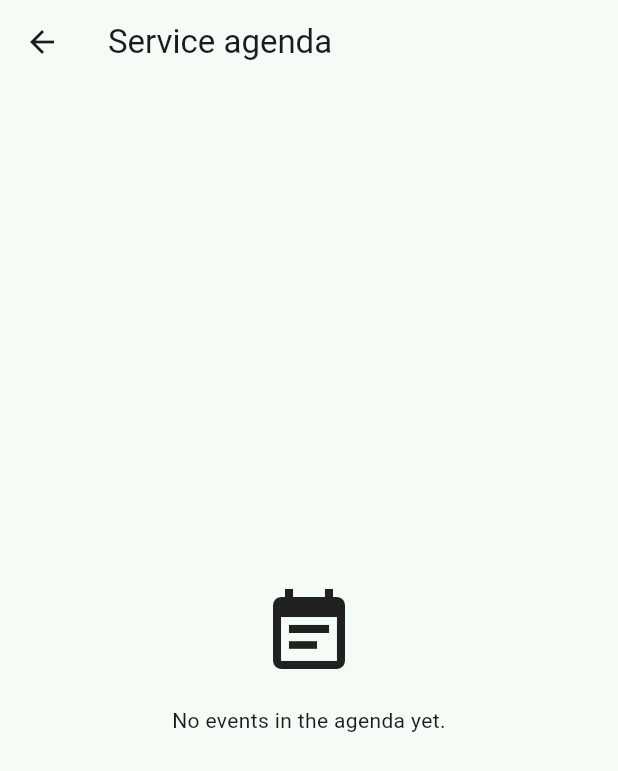
After one commit to jefersonlop3s/kentron-music, a Flutter app: the screen it shows after launch, after a tap on "Service agenda", on a phone screen of 412 x 824 dp. The commit adds this screen. Shown: the top 771 px of the screen. Run offline on Flutter 3.47's test engine with Material 3 defaults, Android fonts, the phone set to English and light mode, and no system bars; our stand-ins replace material_ui; missing offline and left inert: dart:ffi, flutter_rust_bridge; generated files the repository leaves out were written again; statements that could not run were skipped.

Commit message:
feat(app): tela de agenda -- lista os eventos e abre o setlist no palco
O que: AgendaPage lista os eventos do nucleo (data, tipo, numero de musicas) com os quatro estados -- carregando, erro do nucleo visivel, vazio e lista -- e abre o setlist no Modo Palco pelos ids que o nucleo informou, na ordem da agenda. Alcaancavel pela acao 'Agenda do culto' na AppBar da LibraryPage e por um botao na HomeScreen. O diretorio base vira 'bibliotecaDir()' publico em library_page.dart, reusado pela agenda em vez de repetir a regra do caminho.

Por que: o modelo de agenda estava pronto e provado no nucleo e invisivel no app; o PENDING pede a interface para montar a agenda do culto. Este incremento entrega o caminho de LEITURA -- 'repetir a agenda anterior com versoes novas' fica para o proximo.

Fail-loud: erro do nucleo aparece na tela com a mensagem, nunca vira lista vazia; lista vazia significa, e so significa, biblioteca sem agenda. Evento sem musica nao abre leitor nenhum.

Provas: 8 testes de widget novos em test/agenda_page_test.dart (carregando, vazio, erro, lista com data/tipo/contagem, navegacao pelo id, diretorio padrao do app, evento sem musica, erro em pt) -- 66 testes verdes na suite do app.

```diff
--- a/apps/kentron_app/lib/main.dart
+++ b/apps/kentron_app/lib/main.dart
@@ -4,6 +4,7 @@ import 'package:core_l10n/core_l10n.dart';
 import 'package:flutter/foundation.dart';
 import 'package:kentron_app/src/rust/bridge.dart';
 import 'package:kentron_app/src/rust/frb_generated.dart';
+import 'package:kentron_app/src/stage/agenda_page.dart';
 import 'package:kentron_app/src/stage/library_page.dart';
 import 'package:kentron_app/src/stage/projection_bootstrap.dart';
 import 'package:kentron_app/src/stage/projection_link.dart';
@@ -186,6 +187,15 @@ class _HomeScreenState extends State<HomeScreen> {
               ),
               child: const Text('Biblioteca'),
             ),
+            const SizedBox(height: 12),
+            OutlinedButton(
+              onPressed: () => Navigator.of(context).push(
+                MaterialPageRoute<void>(
+                  builder: (_) => const AgendaPage(),
+                ),
+              ),
+              child: Text(CoreL10n.of(context).agendaTitle),
+            ),
           ],
         ),
       ),
--- /dev/null
+++ b/apps/kentron_app/lib/src/stage/agenda_page.dart
@@ -0,0 +1,220 @@
+import 'package:core_l10n/core_l10n.dart';
+import 'package:kentron_app/src/rust/bridge.dart';
+import 'package:kentron_app/src/stage/library_page.dart';
+import 'package:kentron_app/src/stage/song_reader_page.dart';
+import 'package:material_ui/material_ui.dart';
+
+/// Lê a agenda pelo núcleo. Função de topo porque a tela a recebe por injeção:
+/// dublê nos testes herméticos, ponte no app real (mesmo padrão do leitor).
+Future<List<EventoAgenda>> lerAgendaDoNucleo(String baseDir) =>
+    listarAgenda(baseDir: baseDir);
+
+/// Abre um setlist no Modo Palco: o leitor carrega cada obra **pelo id** e o
+/// diretório base diz de onde; a ordem é a da agenda.
+Widget abrirSetlistNoPalco(List<String> ids, String diretorio) =>
+    SongReaderPage(
+      input: '',
+      idsBiblioteca: ids,
+      diretorioBase: diretorio,
+    );
+
+/// A agenda local: um evento por linha, com data, tipo e o setlist dele.
+///
+/// A ordem é a do núcleo (nome do arquivo da agenda), não uma ordenação
+/// inventada na tela. Toque no evento: o setlist abre no Modo Palco, música por
+/// música, na ordem da agenda.
+///
+/// Estados: carregando, erro do núcleo visível (fail-loud — nunca vira lista
+/// vazia) e vazio, que significa, e só significa, biblioteca sem agenda.
+class AgendaPage extends StatefulWidget {
+  const AgendaPage({
+    super.key,
+    this.carregarAgenda = lerAgendaDoNucleo,
+    this.diretorioBase,
+    this.abrirSetlist = abrirSetlistNoPalco,
+  });
+
+  /// De onde vem a agenda. Default: núcleo Rust.
+  final Future<List<EventoAgenda>> Function(String baseDir) carregarAgenda;
+
+  /// Diretório base da biblioteca e da agenda. Default: o do app.
+  final String? diretorioBase;
+
+  /// Como o setlist do evento é aberto. Default: o Modo Palco de verdade, com o
+  /// núcleo respondendo. Injetável porque o leitor chama a ponte já na montagem
+  /// (tom, tons do seletor) — o teste de widget da agenda não deve depender de FFI.
+  final Widget Function(List<String> ids, String diretorio) abrirSetlist;
+
+  @override
+  State<AgendaPage> createState() => _AgendaPageState();
+}
+
+class _AgendaPageState extends State<AgendaPage> {
+  List<EventoAgenda> _eventos = const <EventoAgenda>[];
+  bool _carregando = true;
+  String? _erro;
+
+  /// Diretório base da agenda e da biblioteca (mesmo caminho do app).
+  String get _diretorio => widget.diretorioBase ?? bibliotecaDir();
+
+  @override
+  void initState() {
+    super.initState();
+    _recarregar();
+  }
+
+  Future<void> _recarregar() async {
+    setState(() {
+      _carregando = true;
+      _erro = null;
+    });
+    try {
+      final eventos = await widget.carregarAgenda(_diretorio);
+      if (!mounted) return;
+      setState(() {
+        _eventos = eventos;
+        _carregando = false;
+      });
+    } on Object catch (erro) {
+      if (!mounted) return;
+      // Fail-loud: a falha do núcleo aparece na tela com a mensagem — nunca vira
+      // a lista vazia, que significa "biblioteca sem agenda".
+      setState(() {
+        _eventos = const <EventoAgenda>[];
+        _erro = erro.toString();
+        _carregando = false;
+      });
+    }
+  }
+
+  /// Abre o setlist do evento no Modo Palco, na ordem da agenda.
+  ///
+  /// Os ids vêm do núcleo e são repassados como estão: o leitor não adivinha
+  /// identificador por título. Evento sem música não abre nada.
+  void _abrirNoPalco(EventoAgenda evento) {
+    final ids = evento.execucoes
+        .map((ExecucaoAgenda execucao) => execucao.songId)
+        .toList(growable: false);
+    if (ids.isEmpty) return;
+    Navigator.of(context).push(
+      MaterialPageRoute<void>(
+        builder: (_) => widget.abrirSetlist(ids, _diretorio),
+      ),
+    );
+  }
+
+  @override
+  Widget build(BuildContext context) {
+    final l10n = CoreL10n.of(context);
+    return Scaffold(
+      appBar: AppBar(title: Text(l10n.agendaTitle)),
+      body: _corpo(l10n),
+    );
+  }
+
+  Widget _corpo(CoreL10n l10n) {
+    if (_carregando) return const Center(child: CircularProgressIndicator());
+
+    if (_erro != null) {
+      return Center(
+        child: Padding(
+          padding: const EdgeInsets.all(24),
+          child: Column(
+            mainAxisSize: MainAxisSize.min,
+            children: <Widget>[
+              Icon(
+                Icons.error_outline,
+                size: 48,
+                color: Theme.of(context).colorScheme.error,
+              ),
+              const SizedBox(height: 12),
+              Text(l10n.agendaLoadFailed, textAlign: TextAlign.center),
+              const SizedBox(height: 8),
+              Text(
+                _erro!,
+                style: const TextStyle(fontSize: 12, color: Colors.grey),
+                textAlign: TextAlign.center,
+              ),
+              const SizedBox(height: 16),
+              FilledButton(
+                onPressed: _recarregar,
+                child: Text(l10n.agendaRetry),
+              ),
+            ],
+          ),
+        ),
+      );
+    }
+
+    if (_eventos.isEmpty) {
+      return Center(
+        child: Padding(
+          padding: const EdgeInsets.all(24),
+          child: Column(
+            mainAxisSize: MainAxisSize.min,
+            children: <Widget>[
+              const Icon(Icons.event_note, size: 64),
+              const SizedBox(height: 16),
+              Text(l10n.agendaEmpty, textAlign: TextAlign.center),
+            ],
+          ),
+        ),
+      );
+    }
+
+    return RefreshIndicator(
+      onRefresh: _recarregar,
+      child: ListView.builder(
+        itemCount: _eventos.length,
+        itemBuilder: (context, indice) => _EventoDaAgenda(
+          evento: _eventos[indice],
+          l10n: l10n,
+          onAbrir: _abrirNoPalco,
+        ),
+      ),
+    );
+  }
+}
+
+/// Uma linha da agenda: nome do evento e, abaixo, data, tipo e nº de músicas.
+class _EventoDaAgenda extends StatelessWidget {
+  const _EventoDaAgenda({
+    required this.evento,
+    required this.l10n,
+    required this.onAbrir,
+  });
+
+  final EventoAgenda evento;
+  final CoreL10n l10n;
+  final void Function(EventoAgenda) onAbrir;
+
+  @override
+  Widget build(BuildContext context) {
+    final total = evento.execucoes.length;
+    final detalhe = <String>[
+      evento.data ?? l10n.agendaNoDate,
+      evento.tipo ?? l10n.agendaNoType,
+      l10n.setlistSongCount(total),
+    ].join(' · ');
+    return ListTile(
+      leading: Icon(_iconeDoTipo(evento.tipo)),
+      title: Text(evento.nome),
+      subtitle: Text(detalhe),
+      trailing: const Icon(Icons.chevron_right),
+      // Sem música não há setlist a abrir: o toque fica inerte em vez de abrir
+      // um leitor sem cifra.
+      onTap: total == 0 ? null : () => onAbrir(evento),
+    );
+  }
+}
+
+IconData _iconeDoTipo(String? tipo) {
+  switch (tipo) {
+    case 'culto':
+      return Icons.church;
+    case 'ensaio':
+      return Icons.graphic_eq;
+    default:
+      return Icons.event;
+  }
+}
```
Also changed, not shown: apps/kentron_app/lib/src/stage/library_page.dart (+17 -5 lines), 1 other file.
